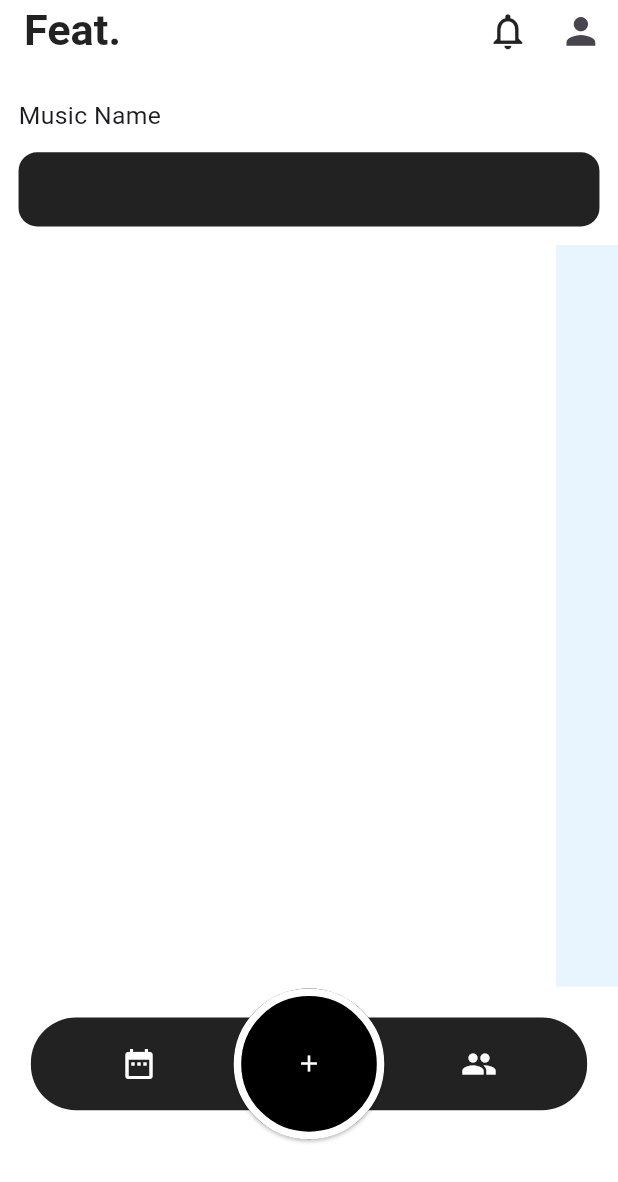
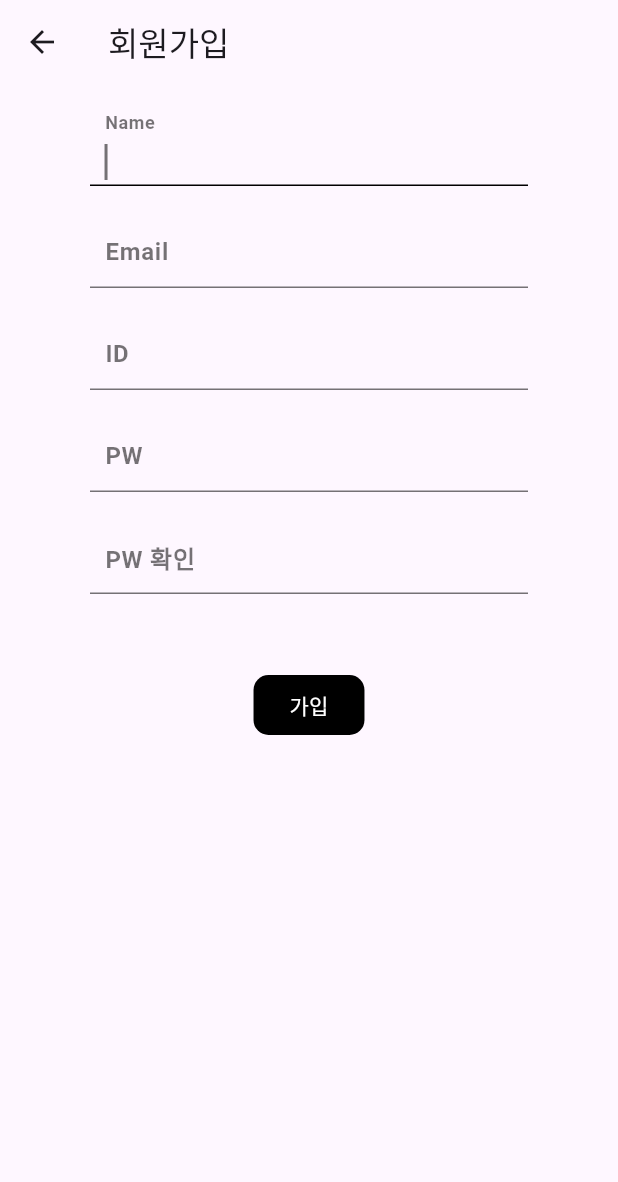
Before and after one commit to hhyyzznnn/FeatApp, a Flutter app: the screen it shows after launch, after a tap on the "notifications none" icon, on a phone screen of 412 x 824 dp. Shown: the top 1182 px of the screen. Run offline on Flutter 3.47's test engine with Material 3 defaults, Android fonts, the phone set to English and light mode, and no system bars; our stand-ins replace image_picker, permission_handler.

Commit message:
[Feat] 회원가입 페이지 홈페이지에 연결
홈페이지의 알림 버튼 누르면 회원가입 페이지 로 이동(임시)

```diff
--- a/FeatApp/lib/main.dart
+++ b/FeatApp/lib/main.dart
@@ -1,6 +1,7 @@
 import 'package:flutter/material.dart';
 import 'screens/home.dart';
 import 'screens/profile.dart';
+import 'screens/signup.dart';
 
 void main() {
   runApp(const MyApp());
@@ -14,7 +15,8 @@ class MyApp extends StatelessWidget {
     return MaterialApp(
       home: HomePage(),
       routes: {
-        'profile': (context) => ProFilePage()
+        'profile': (context) => ProFilePage(),
+        'signup': (context) => SignUpPage()
       }
     );
   }
--- a/FeatApp/lib/screens/home.dart
+++ b/FeatApp/lib/screens/home.dart
@@ -15,7 +15,9 @@ class HomePage extends StatelessWidget {
                 actions: [
                   Padding(
                       padding: EdgeInsets.symmetric(horizontal: size.width * 0.025),
-                      child: IconButton(padding: EdgeInsets.zero, constraints: BoxConstraints(),onPressed: () {},
+                      child: IconButton(padding: EdgeInsets.zero, constraints: BoxConstraints(),onPressed: () {
+                        Navigator.pushNamed(context, 'signup');
+                      },
                           icon: Icon(Icons.notifications_none, size: size.height * 0.035), color: Colors.black87)),
                   Padding(
                     padding: EdgeInsets.only(right: size.width * 0.025),
--- /dev/null
+++ b/FeatApp/lib/screens/signup.dart
@@ -0,0 +1,263 @@
+import 'package:flutter/material.dart';
+import 'package:http/http.dart' as http;
+import 'dart:convert';
+
+class SignUpPage extends StatelessWidget {
+  const SignUpPage({super.key});
+
+  @override
+  Widget build(BuildContext context) {
+    return MaterialApp(
+      theme: ThemeData(
+        textSelectionTheme: TextSelectionThemeData(
+            cursorColor: Colors.black54, selectionColor: Colors.black26
+        ),
+        inputDecorationTheme: InputDecorationTheme(
+            labelStyle: TextStyle(
+                color: Colors.black54,
+                fontWeight: FontWeight.bold
+            ),
+            enabledBorder: UnderlineInputBorder(
+              borderSide: BorderSide(color: Colors.black54,),
+            ),
+            focusedBorder: UnderlineInputBorder(
+                borderSide: BorderSide(color: Colors.black,)
+            ),
+            contentPadding: EdgeInsets.only(left: 10)
+        ),
+      ),
+      debugShowCheckedModeBanner: false,
+      title: 'Sign',
+      home: Sign(),
+    );
+  }
+}
+
+class Sign extends StatefulWidget {
+  const Sign({super.key});
+
+  @override
+  State<Sign> createState() => _SignState();
+}
+
+class _SignState extends State<Sign> {
+
+  final formKey = GlobalKey<FormState>();
+
+  TextEditingController userNameController = TextEditingController();
+  TextEditingController userEmailController = TextEditingController();
+  TextEditingController idController = TextEditingController();
+  TextEditingController pwController = TextEditingController();
+  TextEditingController pwCheckController = TextEditingController();
+
+
+  Future<void> sign(BuildContext context) async {
+    final String userName = userNameController.text;
+    final String userEmail = userEmailController.text;
+    final String id = idController.text;
+    final String pw = pwController.text;
+    final String pwCheck = pwCheckController.text;
+
+    final Map<String, String> data = {
+      "userName": userName,
+      "userEmail": userEmail,
+      "id": id,
+      "pw": pw,
+      "pwCheck": pwCheck
+    };
+
+    final http.Response response = await http.post(
+      Uri.parse(''),
+      headers: <String, String>{
+        '': '',
+      },
+      body: jsonEncode(data),
+    );
+
+  }
+
+  String? errorMessage;
+  final GlobalKey<FormState> _formKey = GlobalKey<FormState>();
+  bool isFieldTouched = false;
+
+  @override
+  Widget build(BuildContext context) {
+
+    return Scaffold(
+      appBar: AppBar(
+        leading: IconButton(
+          onPressed: () {},
+          icon: Icon(Icons.arrow_back),
+        ),
+        title: Text('회원가입', style: TextStyle(),),
+      ),
+      body: GestureDetector(
+        onTap: () {
+          FocusScope.of(context).unfocus();
+        },
+        child: Container(
+          padding: EdgeInsets.symmetric(horizontal: 60),
+          child: Form(
+            key: _formKey,
+            child: Column(
+              children: [
+                SizedBox(height: 20),
+
+                //이름
+                SizedBox(
+                  child: TextFormField(
+                    autofocus: true,
+                    decoration: InputDecoration(
+                      labelText: 'Name',
+                    ),
+                    onChanged: (val) {
+                      if (isFieldTouched) {
+                        _formKey.currentState!.validate();
+                      }
+                    },
+                    validator: (val) {
+                      if (val!.isEmpty) {
+                        return '이름은 필수사항입니다.';
+                      }
+
+                      if (val.length < 2) {
+                        return '이름은 두글자 이상 입력 해주세요.';
+                      }
+
+                      return null;
+                    },
+                  ),
+                ),
+                SizedBox(height: 20,),
+
+                //이메일
+                SizedBox(
+                  child: TextFormField(
+                    key: ValueKey(2),
+                    controller: userEmailController,
+                    decoration: InputDecoration(
+                      labelText: 'Email',
+                      //errorText: errorMessage,
+                    ),
+                    onChanged: (val) {
+                      if (isFieldTouched) {
+                        _formKey.currentState!.validate();
+                      }
+                    },
+                    validator: (val) {
+                      if(val!.isEmpty) {
+                        return '이메일은 필수사항입니다.';
+                      }
+
+                      if(!RegExp(
+                          r'^(([^<>()[\]\\.,;:\s@\"]+(\.[^<>()[\]\\.,;:\s@\"]+)*)|(\".+\"))@((\[[0-9]{1,3}\.[0-9]{1,3}\.[0-9]{1,3}\.[0-9]{1,3}\])|(([a-zA-Z\-0-9]+\.)+[a-zA-Z]{2,}))$')
+                          .hasMatch(val)){
+                        return '잘못된 이메일 형식입니다.';
+                      }
+
+                      return null;
+                    },
+                  ),
+                ),
+                SizedBox(height: 20,),
+
+                //아이디
+                SizedBox(
+                  child: TextFormField(
+                    key: ValueKey(3),
+                    controller: idController,
+                    decoration: InputDecoration(
+                      labelText: 'ID',
+                      errorText: errorMessage,
+                    ),
+                    onChanged: (val) {
+                      if (isFieldTouched) {
+                        _formKey.currentState!.validate();
+                      }
+                    },
+                    validator: (val) {
+                      if(val!.isEmpty){
+                        return '아이디는 필수사항입니다.';
+                      }
+                      if(val.length < 8){
+                        return '아이디는 8자 이상 입력해주세요.';
+                      }
+                      return null;
+                    },
+                  ),
+                ),
+                SizedBox(height: 20),
+
+                //비밀번호
+                SizedBox(
+                  child: TextFormField(
+                    obscureText: true,
+                    key: ValueKey(4),
+                    controller: pwController,
+                    decoration: InputDecoration(
+                      labelText: 'PW',
+                    ),
+                    onSaved: (newValue) {},
+                    validator: (value) {
+                      return null;
+                    },
+                  ),
+                ),
+                SizedBox(height: 20),
+
+                //비밀번호 확인
+                SizedBox(
+                  child: TextFormField(
+                      obscureText: true,
+                      controller: pwCheckController,
+                      validator: (value) {
+                        if (pwController.text != pwCheckController.text) {
+                          return '비밀번호와 일치하지 않습니다.';
+                        }
+                        return null;
+                      },
+                      decoration: InputDecoration(
+                        labelText: 'PW 확인',
+                      )
+                  ),
+                ),
+                SizedBox(height: 50,),
+                //회원가입 버튼
+                ElevatedButton(
+                  onPressed: (){
+                    setState(() {
+                      isFieldTouched = true; // 필드가 터치되었음을 표시
+                    });
+                    if (_formKey.currentState!.validate()) {
+                      ScaffoldMessenger.of(context).showSnackBar(
+                        SnackBar(content: Text('회원가입이 성공적으로 완료되었습니다.')),
+                      );
+                      // 추가 로직 (예: 서버에 데이터 전송)
+                    }
+                  },
+                  style: ElevatedButton.styleFrom(
+                    foregroundColor: Colors.white,
+                    backgroundColor: Colors.black,
+                    shape: RoundedRectangleBorder(
+                      borderRadius: BorderRadius.circular(10.0),
+                    ),
+                    elevation: 0,
+                  ),
+                  child: Text('가입'),
+                ),
+              ],
+            ),
+          ),
+        ),
+      ),
+    );
+  }
+}
+
+class NextPage extends StatelessWidget {
+  const NextPage({super.key});
+  @override
+  Widget build(BuildContext context) {
+    return Container();
+  }
+}
--- a/FeatApp/pubspec.yaml
+++ b/FeatApp/pubspec.yaml
@@ -1,5 +1,5 @@
 name: feat
-description: "A new Flutter project."
+description: "A new Flutter project for Feat."
 # The following line prevents the package from being accidentally published to
 # pub.dev using `flutter pub publish`. This is preferred for private packages.
 publish_to: 'none' # Remove this line if you wish to publish to pub.dev
@@ -33,6 +33,7 @@ dependencies:
   image_picker:
   flutter_native_splash:
   permission_handler:
+  http:
 
 
   # The following adds the Cupertino Icons font to your application.
```
Also changed, not shown: FeatApp/pubspec.lock.
